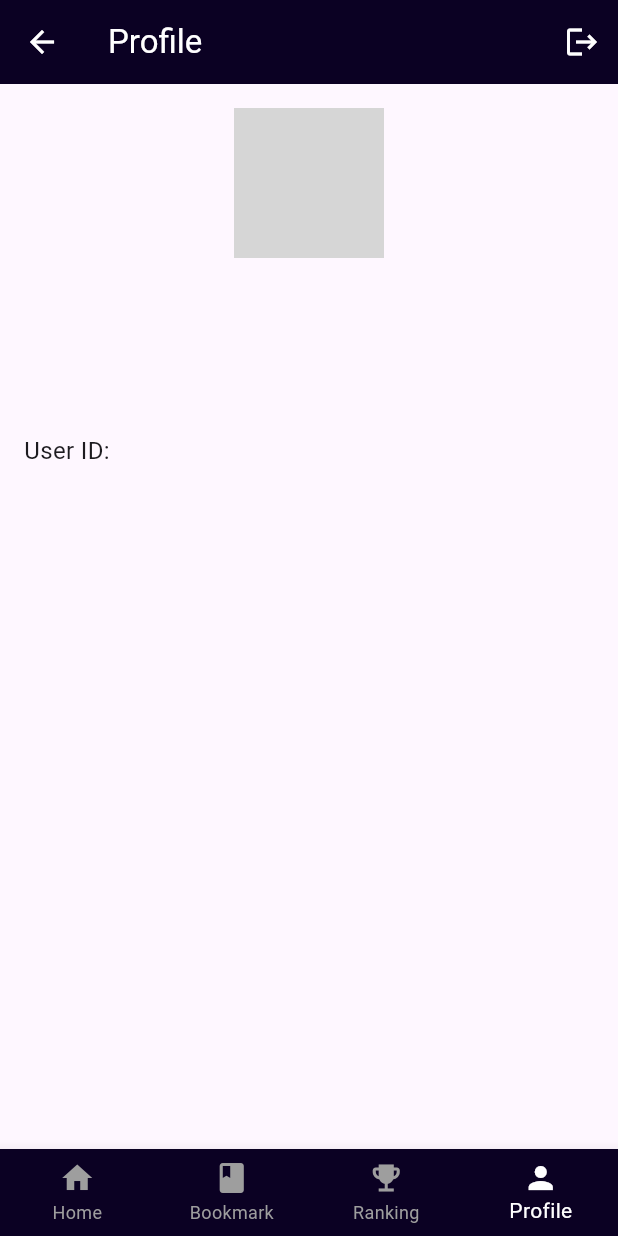
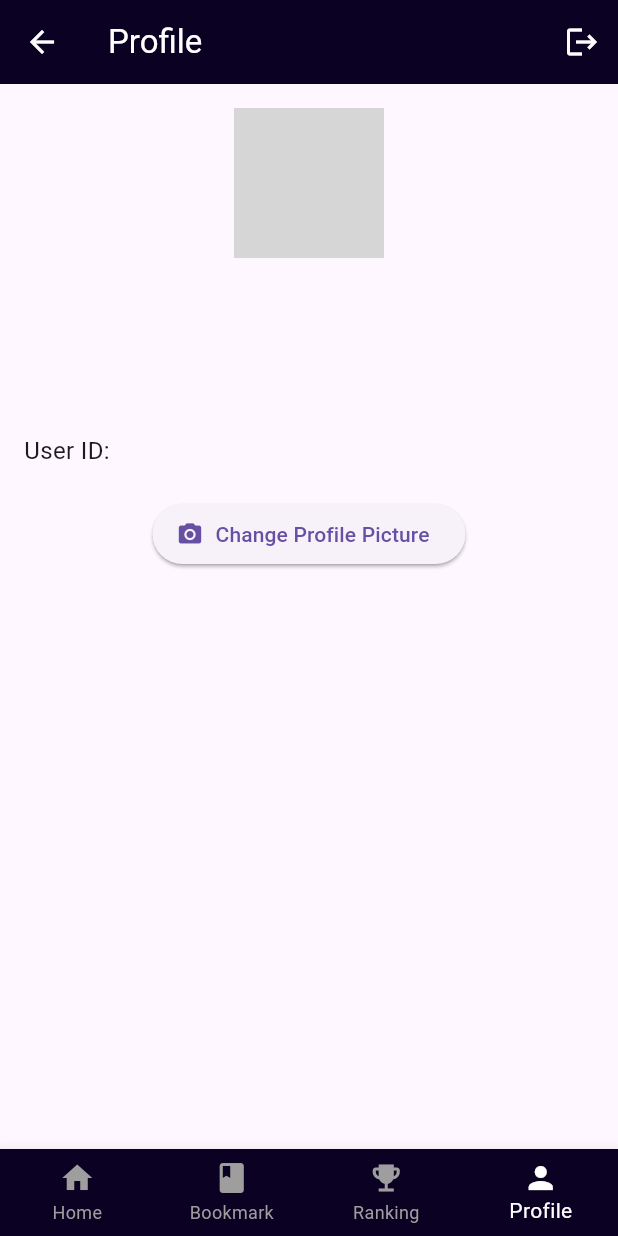
Before and after one commit to AdangIrawan/komikplanet, a Flutter app: the HomePage screen opened directly, item 4 of the bottom bar chosen, on a phone screen of 412 x 824 dp. Run offline on Flutter 3.47's test engine with Material 3 defaults, Android fonts, the phone set to English and light mode, and no system bars; our stand-ins replace carousel_slider, cloud_firestore, file_picker, firebase_auth, firebase_core; missing offline and left inert: flutter_cached_pdfview; accounts and stored records are empty; network calls fail; grey boxes are pictures that could not be loaded.

Commit message:
ganti font

```diff
--- a/lib/home.dart
+++ b/lib/home.dart
@@ -190,7 +190,7 @@ class _HomePageState extends State<HomePage> {
               SizedBox(height: 20),
               // Recommendations
               const Text(
-                'Rekomendasi',
+                'Komik Terbaru',
                 style: TextStyle(fontSize: 20, fontWeight: FontWeight.bold),
               ),
               const SizedBox(height: 10),
--- a/lib/profile.dart
+++ b/lib/profile.dart
@@ -8,6 +8,7 @@ import 'main.dart'; // Import your main.dart file where you initialize Firebase
 
 class ProfilePage extends StatelessWidget {
   final User user;
+
 
   const ProfilePage({Key? key, required this.user}) : super(key: key);
 
@@ -91,7 +92,20 @@ class ProfilePage extends StatelessWidget {
                   'User ID: ${user.uid}',
                   style: TextStyle(fontSize: 16),
                 ),
-                // Add more fields as needed
+                SizedBox(height: 20),
+                Center(
+                  child: ElevatedButton.icon(
+                    onPressed: () {
+                      // Functionality to change profile picture
+                      // Implement this according to your app requirements
+                    },
+                    icon: Icon(Icons.camera_alt),
+                    label: Text('Change Profile Picture'),
+                    style: ElevatedButton.styleFrom(
+                    shadowColor: Color.fromARGB(255, 11, 1, 35), // Background color
+                    ),
+                  ),
+                ),
               ],
             ),
           ),
```
Also changed, not shown: lib/login.dart (+8 -2 lines), lib/regis.dart (+8 -1 lines), pubspec.yaml (+13 -60 lines), assets/Fonts/BADABB__.TTF (added).
